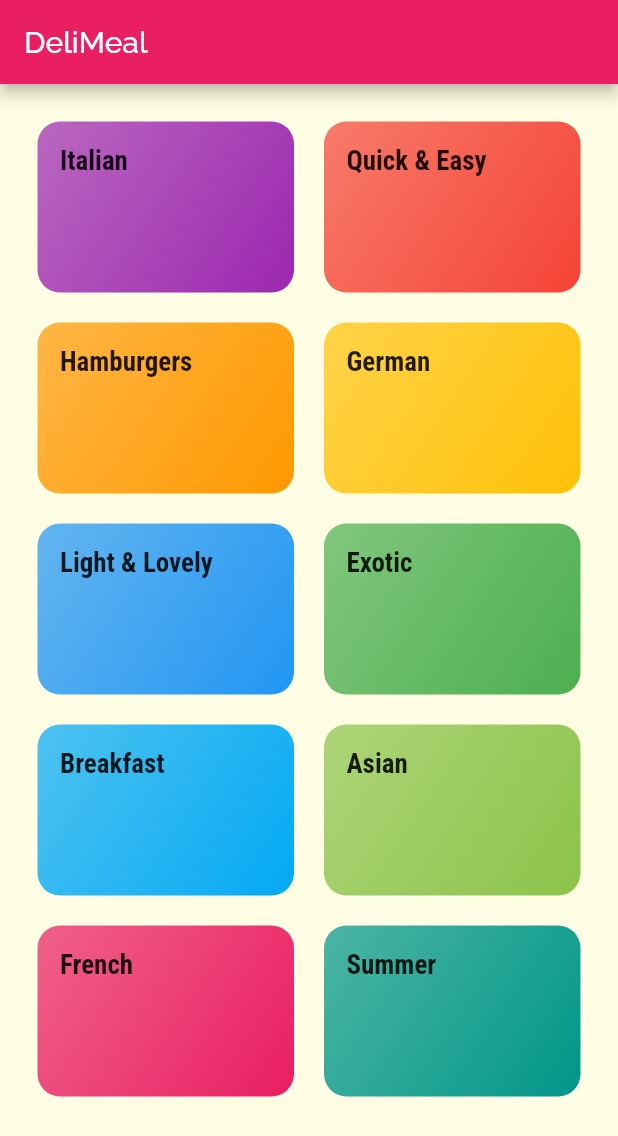
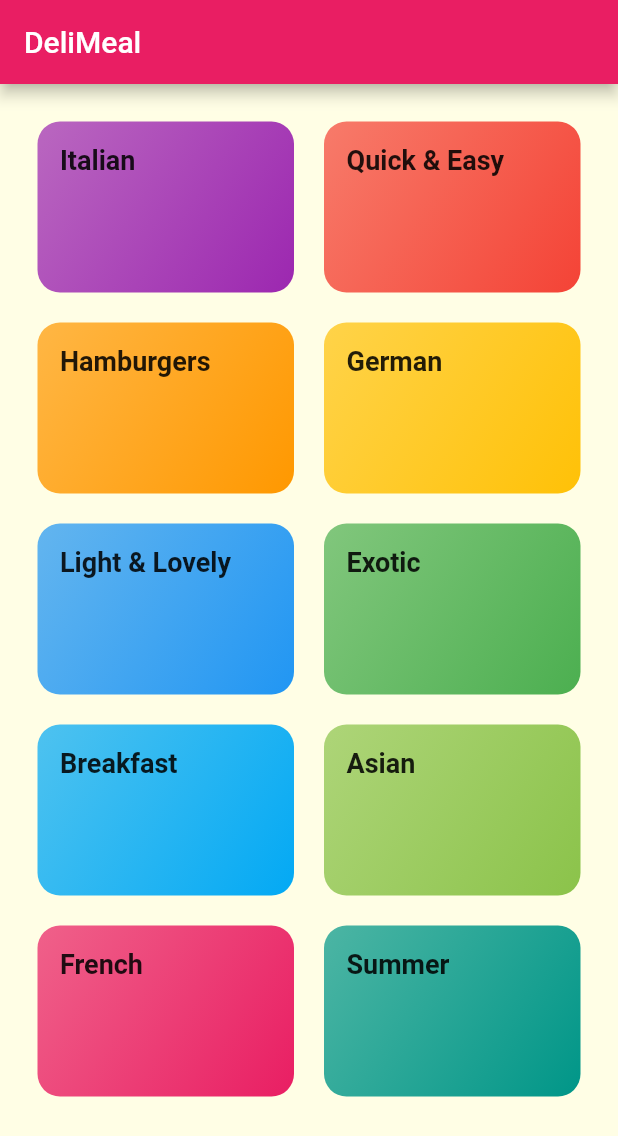
Before and after one commit to sollymay/meals_app, a Flutter app: the screen it shows after launch, on a phone screen of 412 x 824 dp. Shown: the top 1136 px of the screen. Run offline on Flutter 3.47's test engine with Material 2 defaults, Android fonts, the phone set to English and light mode, and no system bars.

```diff
--- /dev/null
+++ b/devcontainer/devcontainer.json
@@ -0,0 +1,4 @@
+{
+        "image": "cirrusci/flutter:beta",
+        "forwardPorts": [3000]
+}
--- a/lib/categories_screen.dart
+++ b/lib/categories_screen.dart
@@ -13,6 +13,7 @@ class CategoriesScreen extends StatelessWidget {
         padding: const EdgeInsets.all(25),
         children: DUMMY_CATEGORIES
             .map((catData) => CategoryItem(
+                  catData.id,
                   catData.title,
                   catData.color,
                 ))
--- a/lib/category_item.dart
+++ b/lib/category_item.dart
@@ -1,13 +1,25 @@
 import 'package:flutter/material.dart';
 
 class CategoryItem extends StatelessWidget {
+  final String id;
   final String title;
   final Color color;
 
-  CategoryItem(this.title, this.color);
+  CategoryItem(this.id, this.title, this.color);
+  void selectCategory(BuildContext ctx) {
+    Navigator.of(ctx).pushNamed(
+      '/category-meals',
+      arguments: {'id': id, 'title': title},
+    );
+  }
+
   @override
   Widget build(BuildContext context) {
-    return Container(
+    return InkWell(
+      onTap: () => selectCategory(context),
+      splashColor: Theme.of(context).primaryColor,
+      borderRadius: BorderRadius.circular(15),
+      child: Container(
         padding: EdgeInsets.all(15),
         child: Text(
           title,
@@ -20,6 +32,7 @@ class CategoryItem extends StatelessWidget {
               end: Alignment.bottomRight),
           borderRadius: BorderRadius.circular(15),
         ),
+      ),
     );
   }
 }
--- a/lib/main.dart
+++ b/lib/main.dart
@@ -1,5 +1,6 @@
 import 'package:flutter/material.dart';
 import 'categories_screen.dart';
+import 'category_meals_screen.dart';
 
 void main() => runApp(MyApp());
 
@@ -12,7 +13,7 @@ class MyApp extends StatelessWidget {
         primarySwatch: Colors.pink,
         accentColor: Colors.amber,
         canvasColor: Color.fromRGBO(255, 254, 229, 1),
-        fontFamily: 'Raleway',
+        //fontFamily: 'Raleway',
         textTheme: ThemeData.light().textTheme.copyWith(
               bodyText1: TextStyle(color: Color.fromRGBO(20, 51, 51, 1)),
               bodyText2: TextStyle(
@@ -20,12 +21,16 @@ class MyApp extends StatelessWidget {
               ),
               headline6: TextStyle(
                 fontSize: 18,
-                fontFamily: 'RobotoCondensed',
+                //fontFamily: 'RobotoCondensed',
                 fontWeight: FontWeight.bold,
               ),
             ),
       ),
-      home: CategoriesScreen(),
+     initialRoute: '/', // default is '/'
+     routes: {
+       '/': (ctx) => CategoriesScreen(),
+       CategoryMealsScreen.routeName: (ctx) => CategoryMealsScreen(),
+     },
     );
   }
 }
```
Also changed, not shown: lib/category_meals_screen.dart (added, +24 -0 lines), pubspec.yaml (+17 -17 lines), 7 other files. Lines whose indentation alone changed are shown as unchanged.
